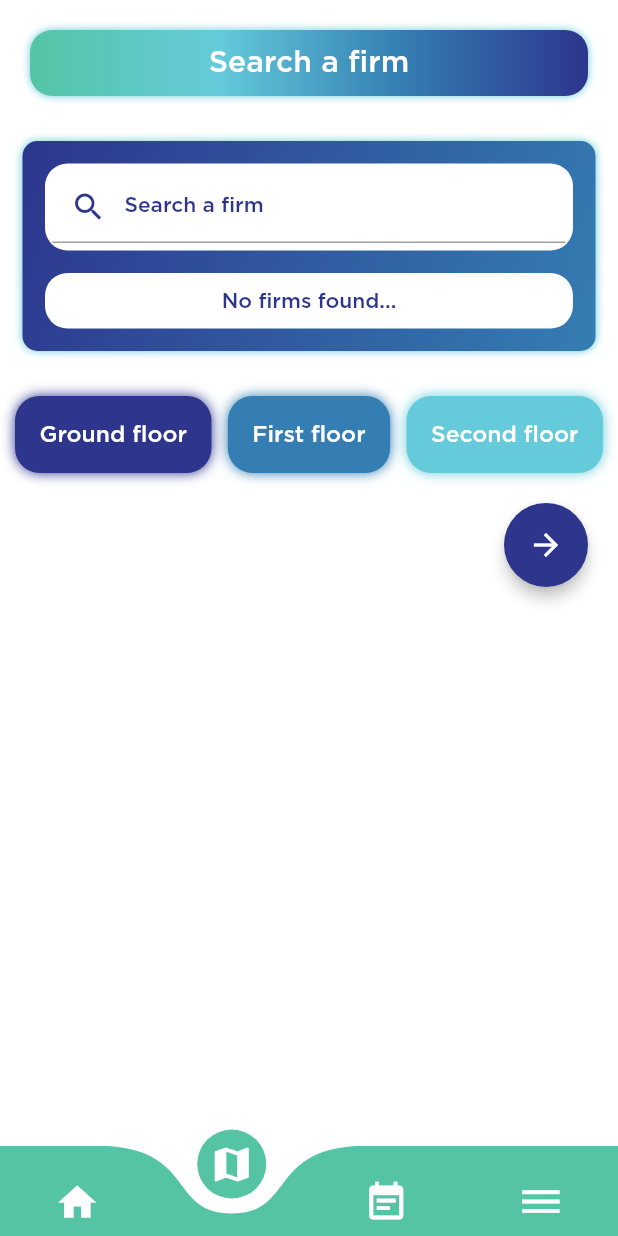
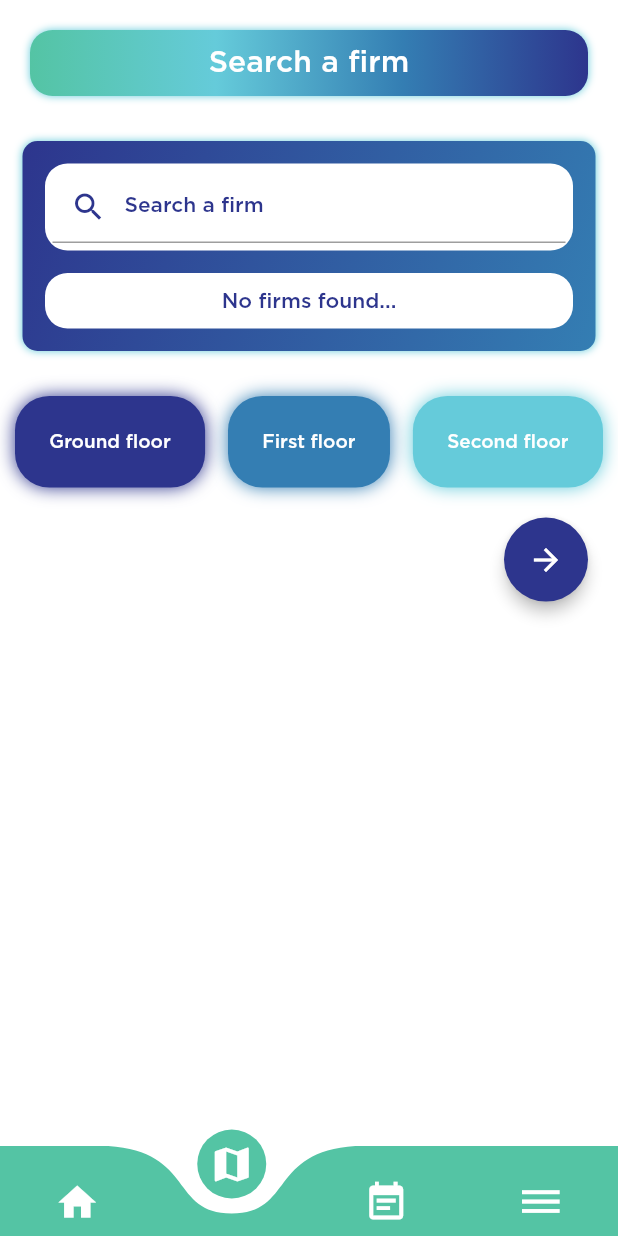
Before and after one commit to fouques1u/ForumHorizonChimie2020, a Flutter app: the screen it shows after launch, after a tap on "Firms", on a phone screen of 412 x 824 dp. Run offline on Flutter 3.47's test engine with Material 2 defaults, Android fonts, the phone set to English and light mode, and no system bars; drawn by our look-alikes of curved_navigation_bar; our stand-ins replace cloud_firestore, device_info, fluttertoast, font_awesome_flutter; accounts and stored records are empty.

Commit message:
Commit before adding conferences.

```diff
--- a/lib/data.dart
+++ b/lib/data.dart
@@ -1,5 +1,8 @@
+import 'dart:io';
+
 import 'package:cloud_firestore/cloud_firestore.dart';
 import 'package:flutter/material.dart';
+import 'package:device_info/device_info.dart';
 import 'package:fluttertoast/fluttertoast.dart';
 import 'package:forum_horizon_chimie/app_localizations.dart';
 import 'package:forum_horizon_chimie/colors.dart';
@@ -63,35 +66,22 @@ List<String> listStands = const [
   '209',
   '210'
 ];
-
 List<Map<String, Object>> listCreneaux = [];
 List<String> listCreneauxId = [];
+String deviceId;
 
-/*
-void addCreneaux() async {
-  List<String> listCreneaux = ['9:00', '9:05', '9:10', '9:15', '9:20', '9:25', '9:30', '9:35', '9:40', '9:45', '9:50', '9:55', '10:00', '10:05', '10:10', '10:15', '10:20', '10:25', '10:30', '10:35', '10:40', '10:45', '10:50', '10:55', '11:00', '11:05', '11:10', '11:15', '11:20', '11:25', '11:30', '11:35', '11:40', '11:45', '11:50', '11:55', '12:00', '12:05', '12:10', '12:15', '12:20', '12:25', '12:30', '12:35', '12:40', '12:45', '12:50', '12:55', '13:00', '13:05', '13:10', '13:15', '13:20', '13:25', '13:30', '13:35', '13:40', '13:45', '13:50', '13:55', '14:00', '14:05', '14:10', '14:15', '14:20', '14:25', '14:30', '14:35', '14:40', '14:45', '14:50', '14:55', '15:00', '15:05', '15:10', '15:15', '15:20', '15:25', '15:30', '15:35', '15:40', '15:45', '15:50', '15:55', '16:00', '16:05', '16:10', '16:15', '16:20', '16:25', '16:30', '16:35', '16:40', '16:45', '16:50', '16:55', '17:00', '17:05', '17:10', '17:15', '17:20', '17:25', '17:30', '17:35', '17:40', '17:45', '17:50', '17:55'];
-  final db = Firestore.instance;
-  listCreneaux.forEach((String creneau) async {
-    await db.collection('creneaux_cv').add({"dispo" : true, "horaire" : creneau, "nom" : "", "prenom" : ""});
-  });
-}*/
-
-/*
-final List<Map<String, String>> toAdd = listStands.map((String stand) {
-  return {
-    'stand': stand,
-    'nom': 'Eiffage',
-    'description':
-        'Eiffage est un groupe de construction et de concessions français, fondé en 1993 par la fusion de Fougerolle et de SAE. Le groupe exerce aujourd\'hui dans de nombreux domaines des travaux publics : construction, infrastructures, concessions et énergie.',
-    'facebook_url':
-        'fb://facewebmodal/f?href=https://www.facebook.com/EiffageConstruction/',
-    'old_facebook_url': 'fb://page/EiffageConstruction',
-    'linkedin_url': 'https://www.linkedin.com/company/eiffage_2/',
-    'twitter_url': 'http://www.twitter.com/eiffage',
-    'web_url': 'https://www.eiffage.com',
-  };
-}).toList();
-*/
+void getDeviceInfo() async {
+    DeviceInfoPlugin _deviceInfoPlugin = DeviceInfoPlugin();
+    if (Platform.isAndroid) {
+      AndroidDeviceInfo androidInfo = await _deviceInfoPlugin.androidInfo;
+      deviceId = androidInfo.fingerprint;
+    } else if (Platform.isIOS) {
+      IosDeviceInfo iosDeviceInfo = await _deviceInfoPlugin.iosInfo;
+      deviceId = iosDeviceInfo.identifierForVendor;
+    } else {
+      deviceId = 'Error on device Id : Device Id not found...';
+    }
+  }
 
 void getFirms() async {
   List<DocumentSnapshot> data = await Firestore.instance
@@ -168,7 +158,6 @@ Future<Null> getCreneaux() async {
     }
   });
 
-  print('complete');
   return null;
 }
 
@@ -216,6 +205,19 @@ bool checkCreneauAvailability(String horaire) {
     return map['horaire'] == horaire;
   });
 
-  print(creneau['dispo']);
   return creneau['dispo'];
 }
+
+List<Map<String, Object>> getSavedCreneaux(String deviceId) {
+  getCreneaux();
+
+  List result = List();
+
+  listCreneaux.forEach((Map<String,Object> map) {
+    if (map['deviceId'] == deviceId) {
+      result.add(map);
+    }
+  });
+
+  return result;
+}
--- a/lib/main.dart
+++ b/lib/main.dart
@@ -27,6 +27,7 @@ class _MyAppState extends State<MyApp> {
 
     getFirms();
     getCreneaux();
+    getDeviceInfo();
   }
 
   onLocaleChange(Locale locale) {
--- a/lib/screens/cv_screen.dart
+++ b/lib/screens/cv_screen.dart
@@ -206,8 +206,9 @@ class _CvScreenState extends State<CvScreen> {
             onTap: () {
               showDialog(
                   context: context,
-                  builder: (context) {
+                  builder: (context)  {
                     final mapToUpdate = {
+                      'deviceId' : deviceId,
                       'dispo': false,
                       'horaire': horaire,
                       'nom': nom,
--- a/lib/screens/home_screen.dart
+++ b/lib/screens/home_screen.dart
@@ -20,81 +20,41 @@ class HomeScreen extends StatelessWidget {
           ClassicPageTitle(
             title: "home",
           ),
-          GridView.count(
-            shrinkWrap: true,
-            padding: EdgeInsets.all(20),
-            crossAxisCount: 3,
-            crossAxisSpacing: 15,
-            mainAxisSpacing: 15,
+          Container(
+            margin: EdgeInsets.symmetric(vertical: 20, horizontal: 15),
+            child: Column(
+              crossAxisAlignment: CrossAxisAlignment.stretch,
               children: <Widget>[
                 GridTileClassic(
+                  height: 50,
                   colorTile: darkBlueColor,
                   textCode: "firms",
                   onTapFunction: () => selectDestination(1),
                 ),
+                SizedBox(
+                  height: 10,
+                ),
                 GridTileClassic(
+                  height: 50,
                   colorTile: simpleBlueColor,
                   textCode: "cv_registering",
                   onTapFunction: () => selectDestination(2),
                 ),
+                SizedBox(
+                  height: 10,
+                ),
                 GridTileClassic(
+                  height: 50,
                   colorTile: lightBlueColor,
                   textCode: "options",
                   onTapFunction: () => selectDestination(3),
                 ),
-            ],
-          ),
-          Container(
-            margin: EdgeInsets.symmetric(horizontal: 20),
-            child: GridTileClassic(
-              colorTile: darkBlueColor,
-              textCode: "president_word",
-              onTapFunction: () {
-                showModalBottomSheet(
-                  backgroundColor: lightGreenColor,
-                  shape: RoundedRectangleBorder(
-                    borderRadius: BorderRadius.only(topLeft: Radius.circular(15), topRight: Radius.circular(15),),
-                  ),
-                  builder: (BuildContext context) {
-                    return Container(
-                      color: lightGreenColor,
-                      margin: EdgeInsets.all(20),
-                      height: MediaQuery.of(context).size.height * 0.5,
-                      child: ListView(
-                        scrollDirection: Axis.vertical,
-                        children: <Widget>[
-                          Text(
-                            AppLocalizations.of(context)
-                                .translate('president_word_title'),
-                            style: TextStyle(
-                              color: Colors.white,
-                              fontFamily: 'Gotham',
-                              fontSize: 24,
-                            ),
-                            textAlign: TextAlign.justify,
-                          ),
                 SizedBox(
-                            height: 20,
-                          ),
-                          Text(
-                            AppLocalizations.of(context).translate('president_word_text'),
-                            style: TextStyle(
-                              color: Colors.white,
-                              fontFamily: 'Gotham',
-                              fontSize: 14,
-                            ),
-                            textAlign: TextAlign.justify,
+                  height: 10,
                 ),
               ],
             ),
-                    );
-                    ;
-                  },
-                  context: context,
-                );
-              },
-            ),
-          ),
+          )
         ],
       ),
     );
--- a/lib/screens/map_pages/search_firm.dart
+++ b/lib/screens/map_pages/search_firm.dart
@@ -149,6 +149,7 @@ class _SearchFirmPageState extends State<SearchFirmPage> {
                 child: Row(
                   children: <Widget>[
                     GridTileClassic(
+                      height: 40,
                         colorTile: darkBlueColor,
                         textCode: "ground_floor",
                         onTapFunction: () =>
@@ -159,6 +160,7 @@ class _SearchFirmPageState extends State<SearchFirmPage> {
                             )),
                     SizedBox(width: 10),
                     GridTileClassic(
+                      height: 40,
                         colorTile: simpleBlueColor,
                         textCode: "first_floor",
                         onTapFunction: () =>
@@ -169,6 +171,7 @@ class _SearchFirmPageState extends State<SearchFirmPage> {
                             )),
                     SizedBox(width: 10),
                     GridTileClassic(
+                      height: 40,
                         colorTile: lightBlueColor,
                         textCode: "second_floor",
                         onTapFunction: () =>
--- a/lib/widgets/grid_tile_classic.dart
+++ b/lib/widgets/grid_tile_classic.dart
@@ -6,8 +6,9 @@ class GridTileClassic extends StatelessWidget {
   final Color colorTile;
   final String textCode;
   final Function onTapFunction;
+  final double height;
 
-  GridTileClassic({@required this.colorTile, @required this.textCode, @required this.onTapFunction});
+  GridTileClassic({@required this.colorTile, @required this.textCode, @required this.onTapFunction, @required this.height});
 
   @override
   Widget build(BuildContext context) {
@@ -17,6 +18,7 @@ class GridTileClassic extends StatelessWidget {
       },
       child: Container(
         padding: EdgeInsets.all(15),
+        height: height,
         child: FittedBox(
           alignment: Alignment.bottomRight,
           fit: BoxFit.scaleDown,
@@ -29,7 +31,6 @@ class GridTileClassic extends StatelessWidget {
             borderRadius: BorderRadius.circular(15),
             shape: BoxShape.rectangle,
             color: colorTile,
-
             boxShadow: <BoxShadow>[
               BoxShadow(color: colorTile, blurRadius: 6, spreadRadius: 0),
             ]),
--- a/pubspec.yaml
+++ b/pubspec.yaml
@@ -28,10 +28,11 @@ dependencies:
   # The following adds the Cupertino Icons font to your application.
   # Use with the CupertinoIcons class for iOS style icons.
   cupertino_icons: ^0.1.2
-  url_launcher: ^5.1.2
+  url_launcher: ^5.2.5
   curved_navigation_bar: ^0.3.1 #latest version
   font_awesome_flutter: ^8.5.0
   fluttertoast: ^3.1.3
+  device_info: ^0.4.1+1
 
 
 dev_dependencies:
```
Also changed, not shown: assets/images/forum-apercu.jpg (deleted), assets/images/img_forum.jpg (added), assets/images/img_forum_2.jpg (added), assets/images/img_forum_3.jpg (added), assets/images/plan_etage_1.png, assets/images/plan_rdc.png, pubspec.lock, 1 other file. Lines whose indentation alone changed are shown as unchanged.
